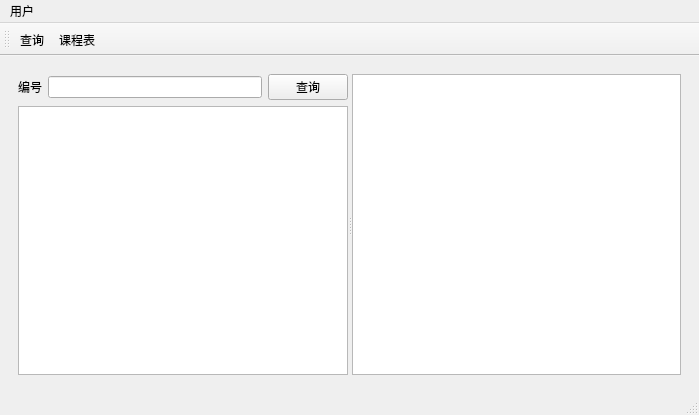
ljfpudding2014/QTrainingSystem, file MainWindow.ui: the form before one commit.
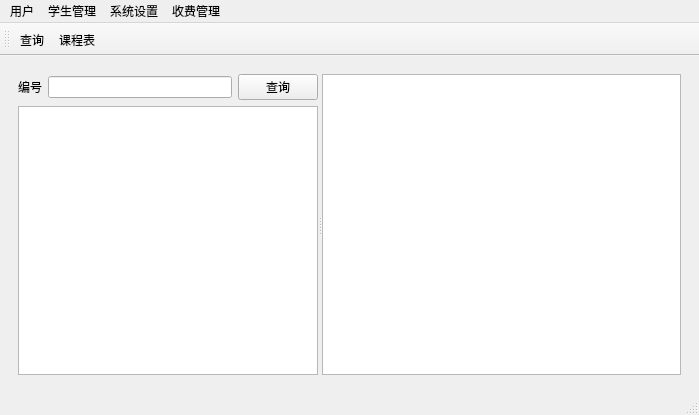
The form after the commit. Icons and pictures are not drawn.

The edit to the form file:
```diff
--- a/MainWindow.ui
+++ b/MainWindow.ui
@@ -33,7 +33,21 @@
           <property name="orientation">
            <enum>Qt::Horizontal</enum>
           </property>
-          <widget class="QWidget" name="">
+          <widget class="QWidget" name="widget" native="true">
+           <property name="sizePolicy">
+            <sizepolicy hsizetype="Expanding" vsizetype="Preferred">
+             <horstretch>0</horstretch>
+             <verstretch>0</verstretch>
+            </sizepolicy>
+           </property>
+           <property name="maximumSize">
+            <size>
+             <width>300</width>
+             <height>16777215</height>
+            </size>
+           </property>
+           <layout class="QGridLayout" name="gridLayout_3">
+            <item row="0" column="0">
            <layout class="QVBoxLayout" name="verticalLayout">
             <item>
              <layout class="QHBoxLayout" name="horizontalLayout">
@@ -60,8 +74,23 @@
              <widget class="QListView" name="listView"/>
             </item>
            </layout>
+            </item>
+           </layout>
           </widget>
-          <widget class="QTableView" name="tableView"/>
+          <widget class="QTableView" name="tableView">
+           <property name="minimumSize">
+            <size>
+             <width>0</width>
+             <height>0</height>
+            </size>
+           </property>
+           <property name="maximumSize">
+            <size>
+             <width>16777215</width>
+             <height>16777215</height>
+            </size>
+           </property>
+          </widget>
          </widget>
         </item>
        </layout>
@@ -87,7 +116,25 @@
     <addaction name="actionLogin"/>
     <addaction name="actionExit"/>
    </widget>
+   <widget class="QMenu" name="menu_2">
+    <property name="title">
+     <string>学生管理</string>
+    </property>
+   </widget>
+   <widget class="QMenu" name="menu_3">
+    <property name="title">
+     <string>系统设置</string>
+    </property>
+   </widget>
+   <widget class="QMenu" name="menu_4">
+    <property name="title">
+     <string>收费管理</string>
+    </property>
+   </widget>
    <addaction name="menu"/>
+   <addaction name="menu_2"/>
+   <addaction name="menu_3"/>
+   <addaction name="menu_4"/>
   </widget>
   <widget class="QStatusBar" name="statusbar"/>
   <widget class="QToolBar" name="toolBar">
```
Left out of the diff: 6 changed lines with no effect on the pictures. Lines whose indentation alone changed are shown as unchanged.
